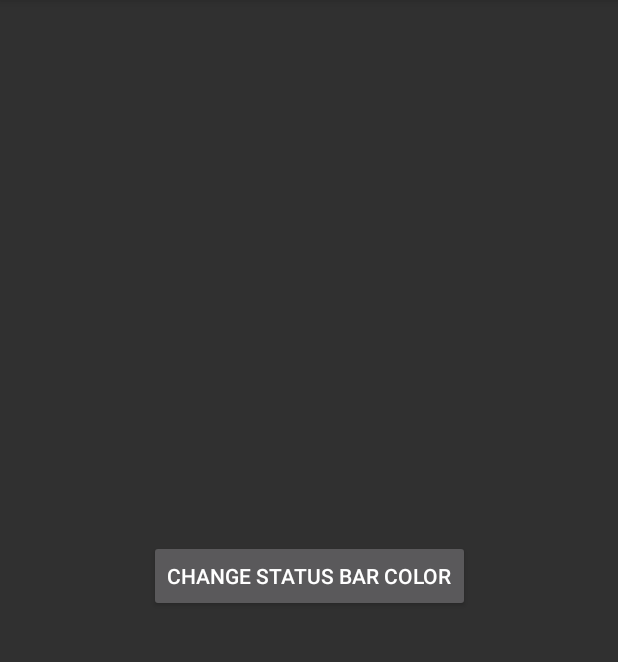
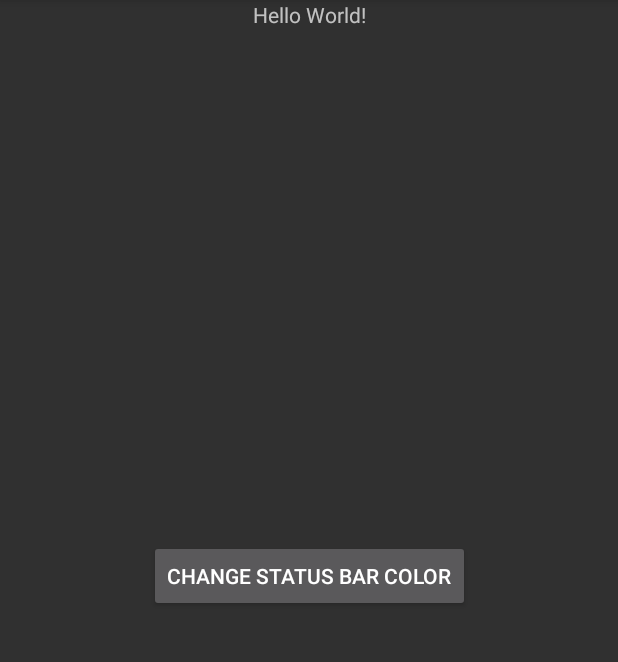
Before and after one commit to msdx/status-bar-compat, an Android app: the screen it shows after launch (MainActivity), on a phone screen of 412 x 824 dp, the part 84-746 px from its top. Run offline under Robolectric (Android 15) with nearby library versions, the phone set to English and light mode, and no system bars.

Commit message:
Fix bug that the content of activity will be covered by status bar if set translucent status.

```diff
--- a/app/src/main/res/layout/activity_main.xml
+++ b/app/src/main/res/layout/activity_main.xml
@@ -7,7 +7,12 @@
     android:layout_width="match_parent"
     android:layout_height="match_parent"
     tools:context="com.githang.statusbar.demo.MainActivity">
-
+    <TextView
+        android:layout_width="wrap_content"
+        android:layout_height="wrap_content"
+        android:text="Hello World!"
+        app:layout_constraintLeft_toLeftOf="@+id/activity_main"
+        app:layout_constraintRight_toRightOf="@+id/activity_main"/>
     <Button
         android:id="@+id/button"
         android:layout_width="wrap_content"
--- a/library/build.gradle
+++ b/library/build.gradle
@@ -33,7 +33,6 @@ android {
 
 dependencies {
     compile fileTree(dir: 'libs', include: ['*.jar'])
-    compile 'com.android.support:support-v4:23.4.0'
     testCompile 'junit:junit:4.12'
     androidTestCompile 'com.android.support.test.espresso:espresso-core:2.2.2'
     androidTestCompile 'com.android.support.test:runner:0.5'
--- a/library/src/main/java/com/githang/statusbar/StatusBarCompatKitkat.java
+++ b/library/src/main/java/com/githang/statusbar/StatusBarCompatKitkat.java
@@ -36,6 +36,7 @@ class StatusBarCompatKitkat {
         statusBarView.setLayoutParams(params);
         statusBarView.setBackgroundColor(color);
         decorViewGroup.addView(statusBarView);
+        StatusBarCompat.setFitsSystemWindows(activity, true);
     }
 
     private static int getStatusBarHeight(Activity activity) {
```
Also changed, not shown: library/src/main/java/com/githang/statusbar/StatusBarCompat.java (+9 -6 lines).
